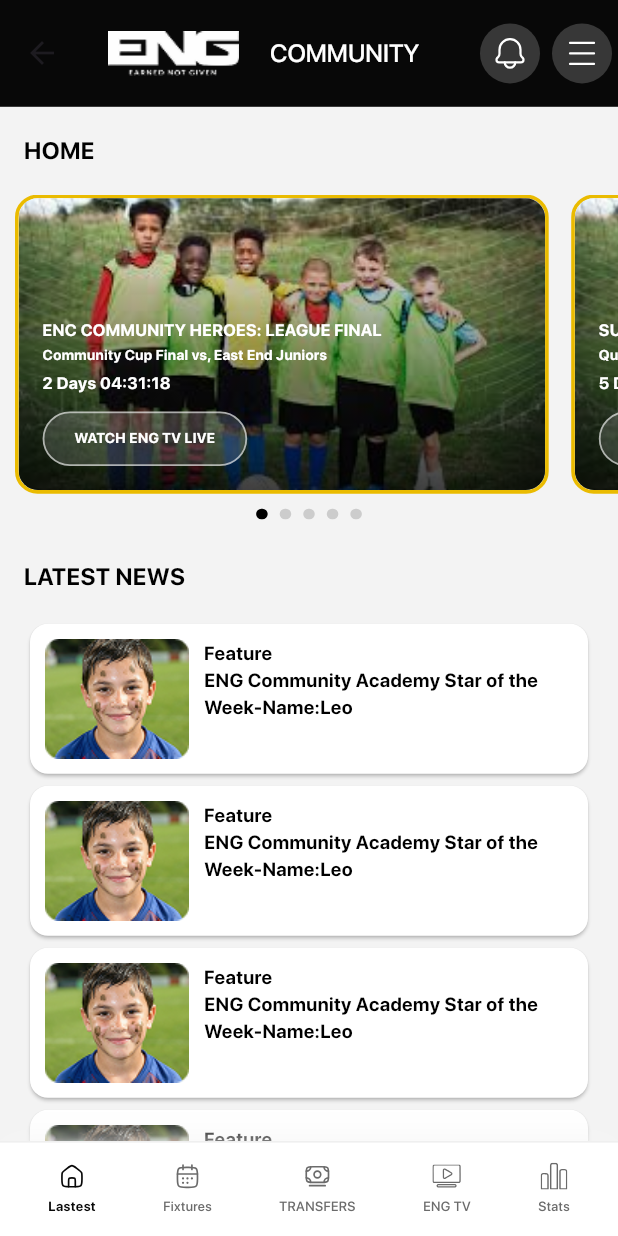
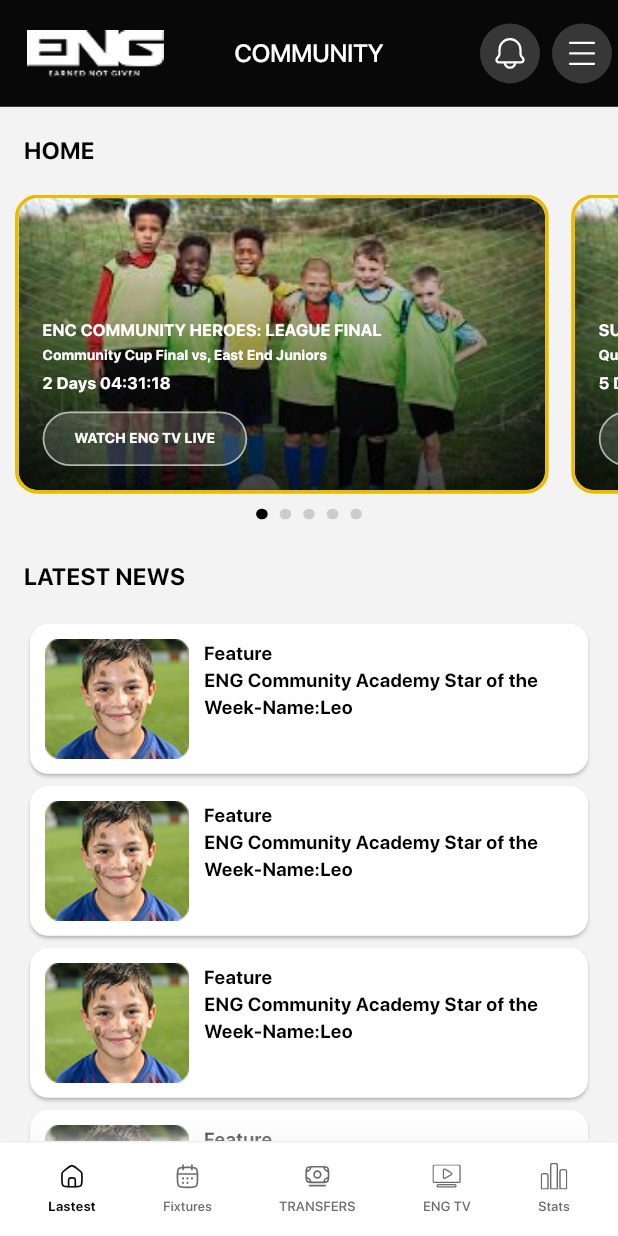
Before and after one commit to AnikDas08/spot_football_merketplace_app, a Flutter app: the screen it shows after launch, on a phone screen of 412 x 824 dp. Run offline on Flutter 3.47's test engine with Material 3 defaults, Android fonts, the phone set to English and light mode, and no system bars; our stand-ins replace cached_network_image, cookie_jar, dio, dio_cookie_manager, flutter_dotenv, flutter_html and 11 more; missing offline and left inert: dart:ffi; network calls fail; project files that could hold a hidden picture were left out.

Commit message:
common appbar updated

```diff
--- a/lib/component/common_appbar/common_appbar.dart
+++ b/lib/component/common_appbar/common_appbar.dart
@@ -1,7 +1,9 @@
 import 'package:flutter/material.dart';
 import 'package:flutter_screenutil/flutter_screenutil.dart';
 import 'package:flutter_svg/svg.dart';
+import 'package:get/get.dart';
 import 'package:untitled/component/text/common_text.dart';
+import 'package:untitled/config/route/app_routes.dart';
 
 import '../../utils/constants/app_colors.dart';
 import '../../utils/constants/app_icons.dart';
@@ -14,27 +16,27 @@ class CommonAppbar extends StatelessWidget implements PreferredSizeWidget {
   @override
   Widget build(BuildContext context) {
     return AppBar(
+      leadingWidth: 120.w,
+      leading: Padding(
+        padding: EdgeInsets.only(left: 12.w),
+        child: Image.asset(AppImages.appLogo),
+      ),
       toolbarHeight: 80.h,
-      bottom: null,
+      centerTitle: true,
       backgroundColor: AppColors.primaryColor,
-      title: Row(
-        mainAxisAlignment: .spaceBetween,
-        children: [
-          Image.asset(AppImages.appLogo, width: 91.w),
-          Spacer(),
-          CommonText(
-            text: AppString.community,
-            color: AppColors.white,
-            fontSize: 21.sp,
-          ),
-          Spacer(),
-        ],
+      title: CommonText(
+        text: AppString.community,
+        color: AppColors.white,
+        fontSize: 21.sp,
       ),
+
       actions: [
         IconButton.filled(
           style: IconButton.styleFrom(backgroundColor: AppColors.color373737),
           color: AppColors.white,
-          onPressed: () {},
+          onPressed: () {
+            Get.toNamed(AppRoutes.notifications);
+          },
           icon: SvgPicture.asset(AppIcons.notification),
         ),
         IconButton.filled(
--- a/lib/features/home/presentation/widgets/banner_card.dart
+++ b/lib/features/home/presentation/widgets/banner_card.dart
@@ -4,6 +4,7 @@ import 'package:untitled/component/text/common_text.dart';
 import 'package:untitled/features/home/data/slider_model.dart';
 import 'package:untitled/utils/constants/app_colors.dart';
 import 'package:untitled/utils/constants/app_string.dart';
+import 'package:untitled/utils/constants/temp_image.dart';
 
 import '../../../../utils/constants/app_images.dart';
 
@@ -26,9 +27,10 @@ class BannerCard extends StatelessWidget {
           children: [
             // Background image
             Image.asset(
-              AppImages.banner,
+              TempImage.banner,
               fit: BoxFit.cover,
-              errorBuilder: (_, _, _) => Container(color: AppColors.colorCCCCCC),
+              errorBuilder: (_, _, _) =>
+                  Container(color: AppColors.colorCCCCCC),
             ),
 
             // Dark gradient overlay
--- a/lib/features/home/presentation/widgets/latest_video_card.dart
+++ b/lib/features/home/presentation/widgets/latest_video_card.dart
@@ -1,6 +1,7 @@
 import 'package:flutter/material.dart';
 import 'package:flutter_screenutil/flutter_screenutil.dart';
 import 'package:untitled/utils/constants/app_string.dart';
+import 'package:untitled/utils/constants/temp_image.dart';
 
 import '../../../../component/text/common_text.dart';
 import '../../../../utils/constants/app_colors.dart';
@@ -22,7 +23,7 @@ class LatestVideoCard extends StatelessWidget {
             Stack(
               alignment: .bottomLeft,
               children: [
-                Image.asset(AppImages.videoThumbnail),
+                Image.asset(TempImage.videoThumbnail),
                 Positioned(
                   child: Container(
                     padding: .all(2),
--- a/lib/features/home/presentation/widgets/league_preview.dart
+++ b/lib/features/home/presentation/widgets/league_preview.dart
@@ -5,6 +5,7 @@ import 'package:flutter_svg/svg.dart';
 import 'package:untitled/component/text/common_text.dart';
 import 'package:untitled/utils/constants/app_images.dart';
 import 'package:untitled/utils/constants/app_string.dart';
+import 'package:untitled/utils/constants/temp_image.dart';
 
 import '../../../../utils/constants/app_colors.dart';
 import '../../../../utils/constants/app_icons.dart';
@@ -54,7 +55,7 @@ class LeaguePreview extends StatelessWidget {
                     (index) => LeaguePreviewModel(
                       position: index + 1,
                       clubName: AppString.arsenal,
-                      clubLogoUrl: AppImages.arsenalFlag,
+                      clubLogoUrl: TempImage.arsenalFlag,
                       played: 20,
                       goalDifference: 25,
                       points: 45,
--- a/lib/features/home/presentation/widgets/news_card.dart
+++ b/lib/features/home/presentation/widgets/news_card.dart
@@ -1,6 +1,7 @@
 import 'package:flutter/material.dart';
 import 'package:flutter_screenutil/flutter_screenutil.dart';
 import 'package:untitled/utils/constants/app_string.dart';
+import 'package:untitled/utils/constants/temp_image.dart';
 
 import '../../../../component/text/common_text.dart';
 import '../../../../utils/constants/app_colors.dart';
@@ -19,7 +20,7 @@ class NewsCard extends StatelessWidget {
           crossAxisAlignment: .start,
           spacing: 10,
           children: [
-            Image.asset(AppImages.news),
+            Image.asset(TempImage.news),
             Expanded(
               child: Column(
                 crossAxisAlignment: .start,
--- a/lib/utils/constants/app_images.dart
+++ b/lib/utils/constants/app_images.dart
@@ -12,8 +12,4 @@ class AppImages {
 
   // added by ajijul
   static const String appLogo = '$baseurl/app_logo.png';
-  static const String banner = '$baseurl/temporary/banner.png';
-  static const String news = '$baseurl/temporary/latest_news.png';
-  static const String arsenalFlag = '$baseurl/temporary/arsenal_flag.png';
-  static const String videoThumbnail = '$baseurl/temporary/dummy_video_thumbnail.png';
 }
--- a/lib/utils/constants/temp_image.dart
+++ b/lib/utils/constants/temp_image.dart
@@ -8,4 +8,9 @@ class TempImage {
   static const String player = '$baseurl/player.png';
   static const String playerProfile = '$baseurl/player_profile.png';
 
+  // added by ajijul
+  static const String banner = '$baseurl/banner.png';
+  static const String news = '$baseurl/latest_news.png';
+  static const String arsenalFlag = '$baseurl/arsenal_flag.png';
+  static const String videoThumbnail = '$baseurl/dummy_video_thumbnail.png';
 }
```
